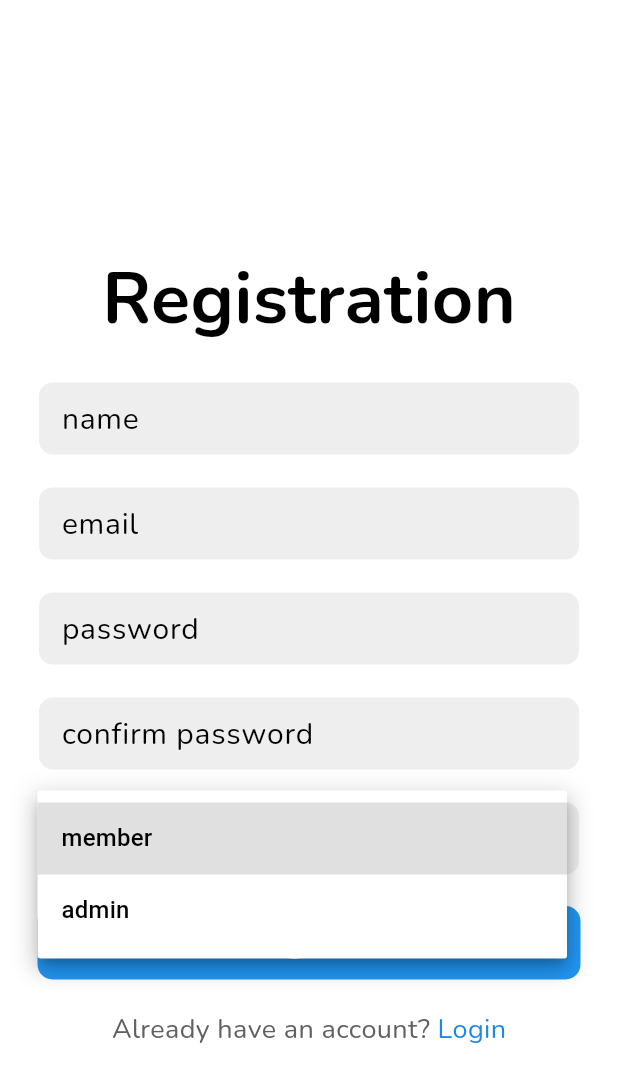
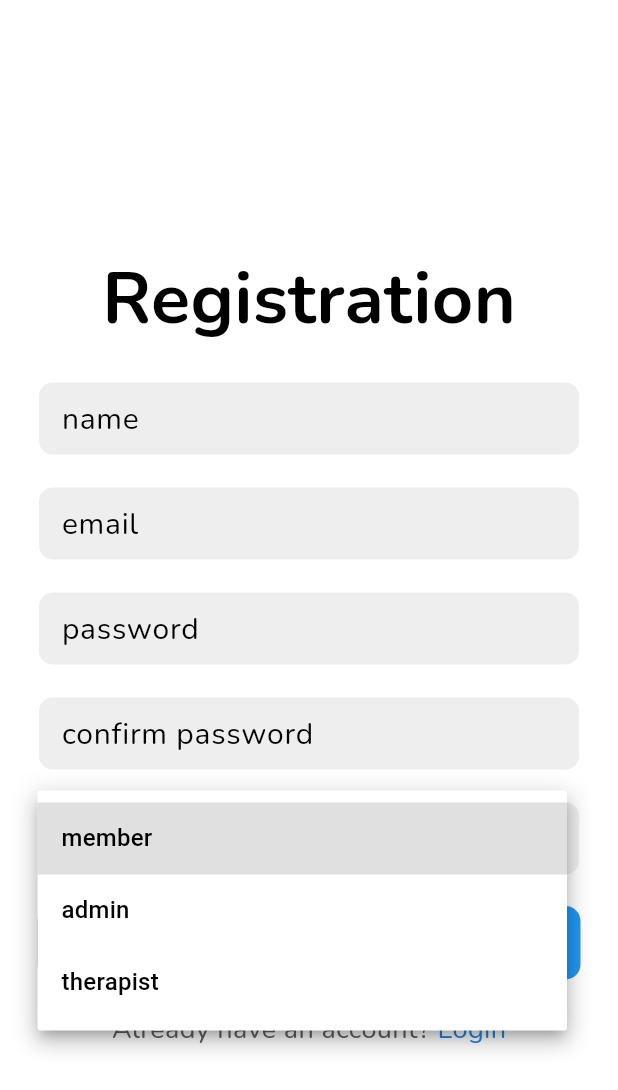
Before and after one commit to Dalton-G/Pocket-Pal, a Flutter app: the RegisterPage screen opened directly with empty values, after a tap on "member", on a phone screen of 412 x 824 dp. Shown: the top 1090 px of the screen. Run offline on Flutter 3.47's test engine with Material 3 defaults, Android fonts, the phone set to English and light mode, and no system bars; our stand-ins replace cloud_firestore, firebase_auth, firebase_core, google_nav_bar, smooth_page_indicator; missing offline and left inert: zego_uikit_prebuilt_call, zego_uikit_signaling_plugin, zego_zimkit; accounts and stored records are empty; network calls fail.

```diff
--- a/lib/main.dart
+++ b/lib/main.dart
@@ -1,5 +1,6 @@
 import 'package:firebase_core/firebase_core.dart';
 import 'package:flutter/material.dart';
+import 'package:pocket_pal/src/auth/main_page.dart';
 import 'package:pocket_pal/src/constants/secrets.dart';
 import 'package:pocket_pal/theme/app_theme.dart';
 import 'package:provider/provider.dart';
@@ -12,7 +13,7 @@ import './providers.dart';
 
 final GlobalKey<NavigatorState> navigatorKey = GlobalKey<NavigatorState>();
 
-void main() async {
+Future main() async {
   ZIMKit().init(
     appID: zegoAppId,
     appSign: zegoAppSign,
@@ -43,7 +44,7 @@ class MyApp extends StatelessWidget {
         debugShowCheckedModeBanner: false,
         title: 'Pocket Pal',
         theme: AppTheme.lightTheme,
-        home: const OnboardingPage(),
+        home: const MainPage(),
         routes: Routes.routes,
       ),
     );
--- a/lib/routes.dart
+++ b/lib/routes.dart
@@ -1,4 +1,6 @@
 import 'package:flutter/material.dart';
+import 'package:pocket_pal/src/auth/auth_page.dart';
+import 'package:pocket_pal/src/auth/forgot_password.dart';
 import 'package:pocket_pal/src/screens/admin/pages/admin_home_page.dart';
 import 'package:pocket_pal/src/screens/patient/member_navigator.dart';
 import 'package:pocket_pal/src/screens/patient/pages/member_chat_page.dart';
@@ -13,6 +15,8 @@ class Routes {
   // static variables
   static const String onboarding = '/onboarding';
   static const String authPage = '/auth-page';
+  static const String forgotPW = '/forgot-pw';
+  static const String mainPage = '/main-page';
 
   static const String memberHome = '/member-home-page';
   static const String memberSchedule = '/member-schedule-page';
@@ -27,6 +31,8 @@ class Routes {
   // routes
   static final dynamic routes = <String, WidgetBuilder>{
     onboarding: (BuildContext context) => const OnboardingPage(),
+    authPage: (BuildContext context) => const AuthPage(),
+    forgotPW: (BuildContext context) => const ForgotPasswordPage(),
     memberHome: (BuildContext context) => const MemberHomePage(),
     memberSchedule: (BuildContext context) => const MemberSchedulePage(),
     memberChat: (BuildContext context) => const MemberChatPage(),
--- a/lib/src/auth/main_page.dart
+++ b/lib/src/auth/main_page.dart
@@ -3,7 +3,7 @@ import 'package:flutter/material.dart';
 import 'package:cloud_firestore/cloud_firestore.dart';
 import 'package:pocket_pal/src/auth/auth_page.dart';
 import 'package:pocket_pal/src/screens/admin/pages/admin_home_page.dart';
-import 'package:pocket_pal/src/screens/patient/pages/member_home_page.dart';
+import 'package:pocket_pal/src/screens/patient/member_navigator.dart';
 import 'package:pocket_pal/src/screens/therapist/pages/therapist_home_page.dart';
 
 class MainPage extends StatelessWidget {
@@ -36,7 +36,7 @@ class MainPage extends StatelessWidget {
                   final data = snapshot.data!.data() as Map<String, dynamic>;
                   final String role = data['role'];
                   if (role == 'member') {
-                    return const MemberHomePage();
+                    return const MemberNavigator();
                   } else if (role == 'admin') {
                     return const AdminHomePage();
                   } else if (role == 'therapist') {
--- a/lib/src/auth/register_page.dart
+++ b/lib/src/auth/register_page.dart
@@ -20,7 +20,7 @@ class _RegisterPageState extends State<RegisterPage> {
   final _nameController = TextEditingController();
 
   // 角色
-  final List<String> _roleOptions = ['member', 'admin'];
+  final List<String> _roleOptions = ['member', 'admin', 'therapist'];
   String _selectedRole = 'member'; // 原本 default
 
   // 登录按钮技术
```
